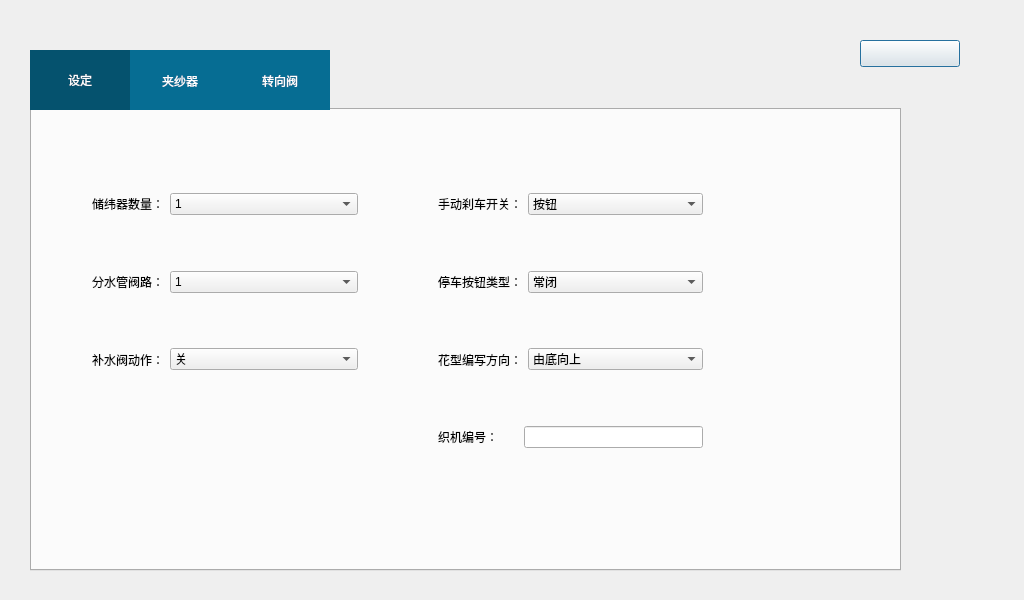
This is mark1/ccsd01.ui in Avaloqi/release as Qt 5 draws it before an edit. The edited form follows.
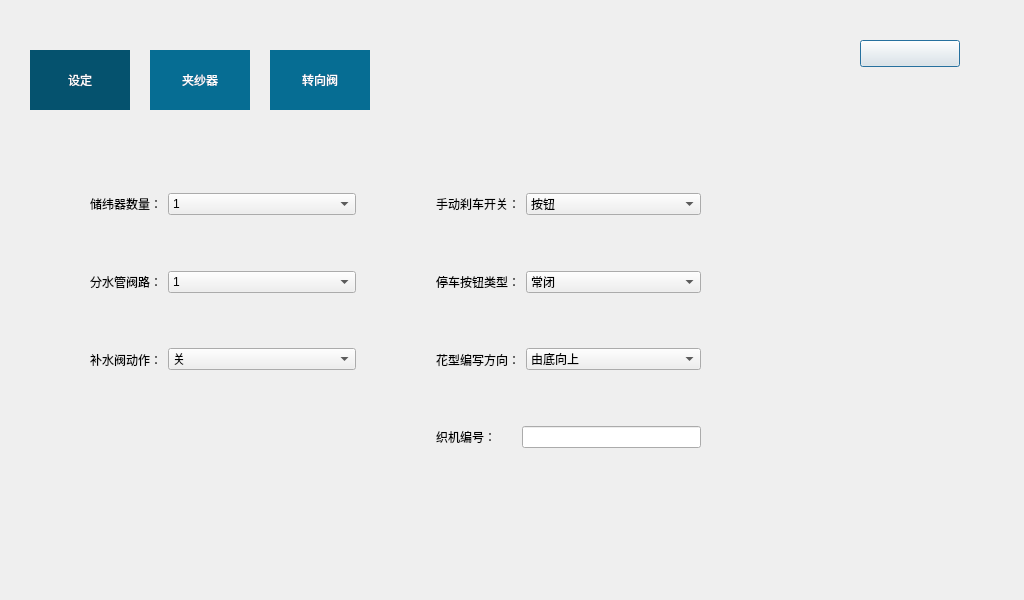
This is the edited form.

Diff of the .ui file:
```diff
--- a/mark1/ccsd01.ui
+++ b/mark1/ccsd01.ui
@@ -36,7 +36,10 @@
     </rect>
    </property>
    <property name="styleSheet">
-    <string notr="true">QTabBar::tab{min-height:60px;min-width:100px}
+    <string notr="true">QTabBar::tab{height:60px;min-width:100px;margin-right:20px;}
+QTabWidget::pane{
+	border:none;
+}
 QTabBar::tab{background-color:#066d93;color:white}
 QTabBar::tab::selected{background-color:#05526e;color:white}</string>
    </property>
```
